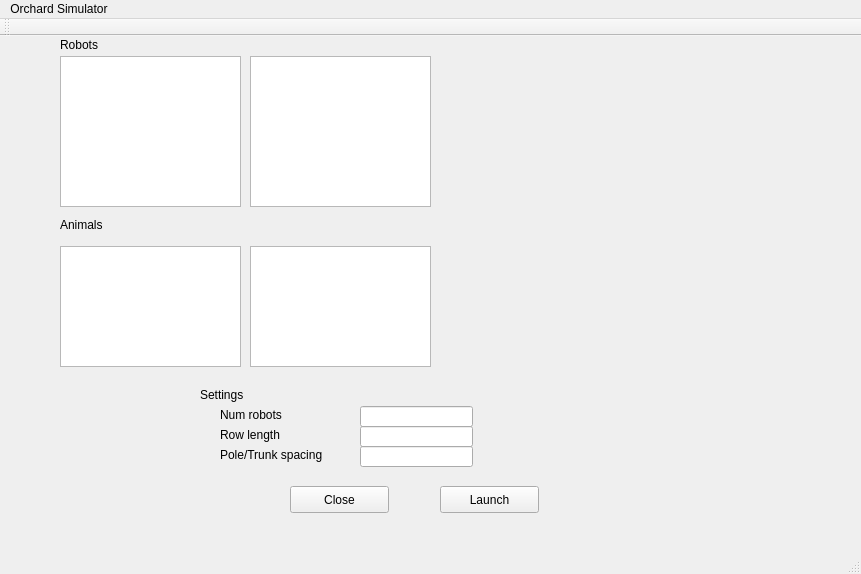
Before: the Qt Designer form gui/mainwindow.ui in gdsl/SOFTENG-306-PROJECT-1, drawn with Qt 5.
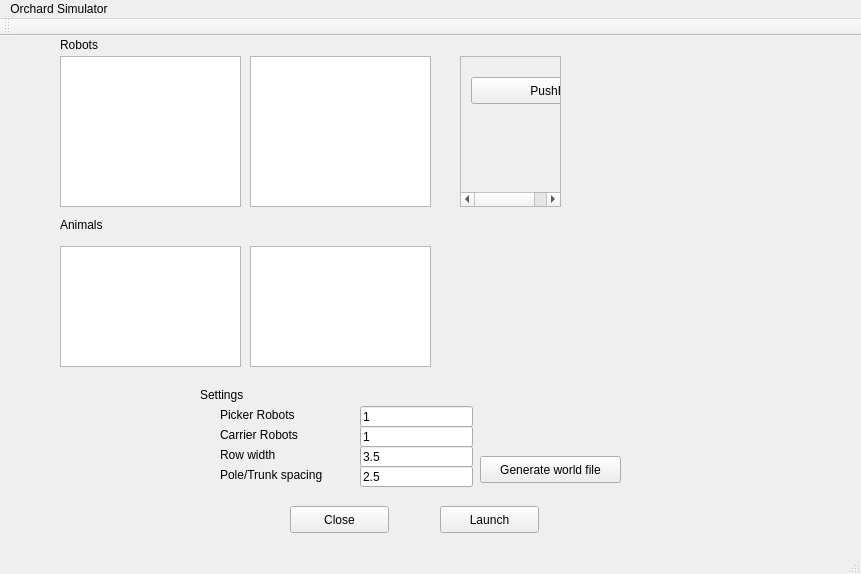
After: the same form once the commit is applied.

Commit message: xml generator now added to gui

Patch:
```diff
--- a/gui/mainwindow.ui
+++ b/gui/mainwindow.ui
@@ -50,27 +50,27 @@
      </rect>
     </property>
     <property name="text">
-     <string>Num robots</string>
+     <string>Picker Robots</string>
     </property>
    </widget>
    <widget class="QLabel" name="rowLengthLabel">
     <property name="geometry">
      <rect>
       <x>220</x>
-      <y>390</y>
+      <y>410</y>
       <width>101</width>
       <height>17</height>
      </rect>
     </property>
     <property name="text">
-     <string>Row length</string>
+     <string>Row width</string>
     </property>
    </widget>
    <widget class="QLabel" name="spacingLabel">
     <property name="geometry">
      <rect>
       <x>220</x>
-      <y>410</y>
+      <y>430</y>
       <width>131</width>
       <height>17</height>
      </rect>
@@ -88,32 +88,41 @@
       <height>21</height>
      </rect>
     </property>
+    <property name="text">
+     <string>1</string>
+    </property>
    </widget>
    <widget class="QLineEdit" name="rowLengthField">
     <property name="geometry">
      <rect>
       <x>360</x>
-      <y>390</y>
+      <y>410</y>
       <width>113</width>
       <height>21</height>
      </rect>
     </property>
+    <property name="text">
+     <string>3.5</string>
+    </property>
    </widget>
    <widget class="QLineEdit" name="spacingField">
     <property name="geometry">
      <rect>
       <x>360</x>
-      <y>410</y>
+      <y>430</y>
       <width>113</width>
       <height>21</height>
      </rect>
     </property>
+    <property name="text">
+     <string>2.5</string>
+    </property>
    </widget>
    <widget class="QPushButton" name="closeButton">
     <property name="geometry">
      <rect>
       <x>290</x>
-      <y>450</y>
+      <y>470</y>
       <width>99</width>
       <height>27</height>
      </rect>
@@ -126,7 +135,7 @@
     <property name="geometry">
      <rect>
       <x>440</x>
-      <y>450</y>
+      <y>470</y>
       <width>99</width>
       <height>27</height>
      </rect>
@@ -298,6 +307,81 @@
      <string>Animals</string>
     </property>
    </widget>
+   <widget class="QLineEdit" name="numRobotsField_2">
+    <property name="geometry">
+     <rect>
+      <x>360</x>
+      <y>390</y>
+      <width>113</width>
+      <height>21</height>
+     </rect>
+    </property>
+    <property name="text">
+     <string>1</string>
+    </property>
+   </widget>
+   <widget class="QLabel" name="carrierRobotsLabel">
+    <property name="geometry">
+     <rect>
+      <x>220</x>
+      <y>390</y>
+      <width>101</width>
+      <height>17</height>
+     </rect>
+    </property>
+    <property name="text">
+     <string>Carrier Robots</string>
+    </property>
+   </widget>
+   <widget class="QPushButton" name="generateButton">
+    <property name="geometry">
+     <rect>
+      <x>480</x>
+      <y>420</y>
+      <width>141</width>
+      <height>27</height>
+     </rect>
+    </property>
+    <property name="text">
+     <string>Generate world file</string>
+    </property>
+   </widget>
+   <widget class="QScrollArea" name="robotScroll">
+    <property name="geometry">
+     <rect>
+      <x>460</x>
+      <y>20</y>
+      <width>101</width>
+      <height>151</height>
+     </rect>
+    </property>
+    <property name="widgetResizable">
+     <bool>false</bool>
+    </property>
+    <widget class="QWidget" name="scrollAreaWidgetContents">
+     <property name="geometry">
+      <rect>
+       <x>0</x>
+       <y>0</y>
+       <width>118</width>
+       <height>78</height>
+      </rect>
+     </property>
+     <widget class="QPushButton" name="pushButton">
+      <property name="geometry">
+       <rect>
+        <x>10</x>
+        <y>20</y>
+        <width>181</width>
+        <height>27</height>
+       </rect>
+      </property>
+      <property name="text">
+       <string>PushButton</string>
+      </property>
+     </widget>
+    </widget>
+   </widget>
   </widget>
   <widget class="QMenuBar" name="menuBar">
    <property name="geometry">
```
Left out of the diff: 4 changed lines with no effect on the pictures. The commit also changes 3 other files.
